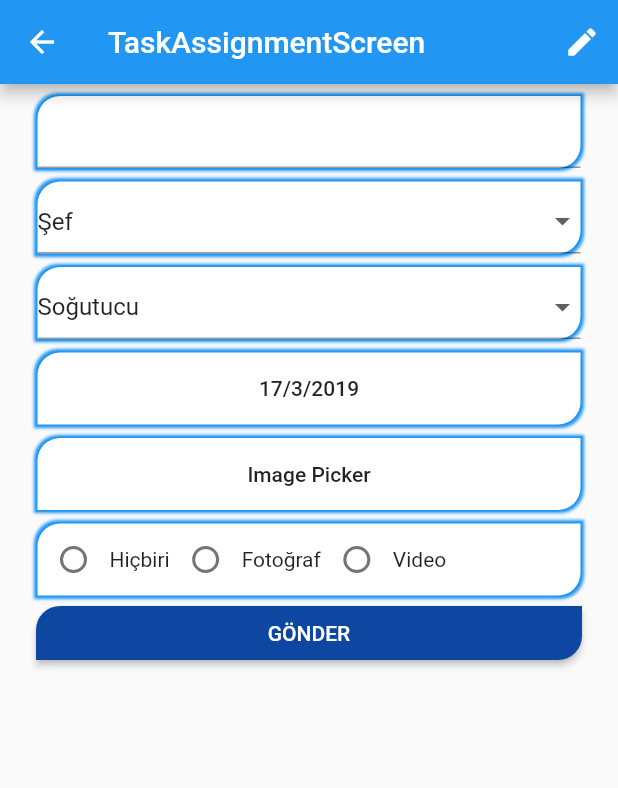
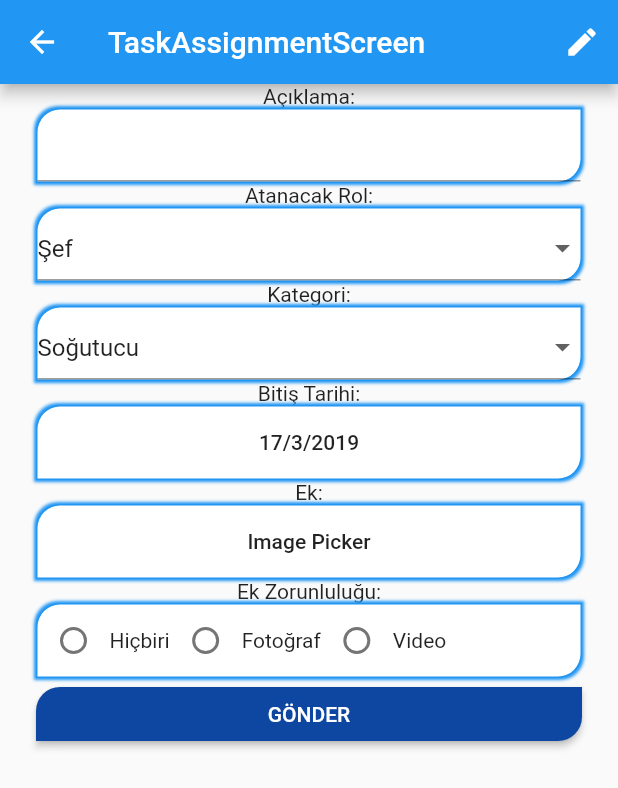
Before and after one commit to fiiraz/ProfeApp, a Flutter app: the TaskAssignmentScreen screen opened by its route, on a phone screen of 412 x 824 dp. Shown: the top 788 px of the screen. Run offline on Flutter 3.47's test engine with Material 2 defaults, Android fonts, the phone set to English and light mode, and no system bars; our stand-ins replace fancy_bottom_navigation, image_picker, wave.

Commit message:
minor changes

```diff
--- a/lib/screens/customer_operations_screen.dart
+++ b/lib/screens/customer_operations_screen.dart
@@ -9,8 +9,7 @@ class CustomerOperationsScreen extends StatefulWidget {
 class _CustomerOperationsScreenState extends State<CustomerOperationsScreen> {
   @override
   Widget build(BuildContext context) {
-    return
-        Expanded(
+    return Expanded(
       child: buildPhoneList(),
     );
   }
@@ -19,8 +18,7 @@ class _CustomerOperationsScreenState extends State<CustomerOperationsScreen> {
     return ListView.builder(
         itemCount: 5,
         itemBuilder: (context, index) {
-          return
-            Container(
+          return Container(
             margin: EdgeInsets.all(5.0),
             decoration: BoxDecoration(
               color: Colors.blue[100],
@@ -30,30 +28,25 @@ class _CustomerOperationsScreenState extends State<CustomerOperationsScreen> {
                   color: Colors.black,
                   blurRadius: 1.0, // has the effect of softening the shadow
                   spreadRadius: 1.0, // has the effect of extending the shadow
-
                 )
               ],
               borderRadius: BorderRadius.only(
                   topLeft: Radius.circular(16.0),
-                      bottomRight: Radius.circular( 16.0)
+                  bottomRight: Radius.circular(16.0)),
             ),
-              ),
-              child:
-            ListTile(
+            child: ListTile(
               title: Text("Deneme"),
               subtitle: Text("Görev Türü: Stand"),
-            trailing:
-            Container(
+              trailing: Container(
                 decoration: BoxDecoration(
                   border: Border(
                       left: BorderSide(
                     color: Colors.black,
                     width: 0.8,
-                    )
+                  )),
                 ),
-              ),
-              child:
-              Padding(padding: EdgeInsets.fromLTRB(4.0, 0, 0, 0),
+                child: Padding(
+                  padding: EdgeInsets.fromLTRB(4.0, 0, 0, 0),
                   child: Column(
                     children: <Widget>[
                       Icon(Icons.timer),
@@ -61,9 +54,9 @@ class _CustomerOperationsScreenState extends State<CustomerOperationsScreen> {
                     ],
                   ),
                 ),
-
               ),
-          ),);
+            ),
+          );
         });
   }
 }
--- a/lib/screens/task_assignment.dart
+++ b/lib/screens/task_assignment.dart
@@ -72,8 +72,9 @@ class _TaskAssignmentScreenState extends State<TaskAssignmentScreen> {
         padding: EdgeInsets.symmetric(horizontal: 24.0),
         child: Column(
           children: <Widget>[
+            Text("Açıklama:"),
             Container(
-              margin: EdgeInsets.fromLTRB(0, 7, 0, 0),
+              margin: EdgeInsets.fromLTRB(0, 0, 0, 0),
               decoration: BoxDecoration(
                 color: Colors.white,
                 border: new Border.all(width: 1.0, color: Colors.blue),
@@ -92,8 +93,9 @@ class _TaskAssignmentScreenState extends State<TaskAssignmentScreen> {
                 decoration: InputDecoration(),
               ),
             ),
+            Text("Atanacak Rol:"),
             Container(
-              margin: EdgeInsets.fromLTRB(0, 7, 0, 0),
+              margin: EdgeInsets.fromLTRB(0, 0, 0, 0),
               decoration: BoxDecoration(
                 color: Colors.white,
                 border: new Border.all(width: 1.0, color: Colors.blue),
@@ -138,8 +140,9 @@ class _TaskAssignmentScreenState extends State<TaskAssignmentScreen> {
                 },
               ),
             ),
+            Text("Kategori:"),
             Container(
-              margin: EdgeInsets.fromLTRB(0, 7, 0, 0),
+              margin: EdgeInsets.fromLTRB(0, 0, 0, 0),
               decoration: BoxDecoration(
                 color: Colors.white,
                 border: new Border.all(width: 1.0, color: Colors.blue),
@@ -184,9 +187,10 @@ class _TaskAssignmentScreenState extends State<TaskAssignmentScreen> {
                 },
               ),
             ),
+            Text("Bitiş Tarihi:"),
             Container(
               width: double.infinity,
-              margin: EdgeInsets.fromLTRB(0, 7, 0, 0),
+              margin: EdgeInsets.fromLTRB(0, 0, 0, 0),
               decoration: BoxDecoration(
                 color: Colors.white,
                 border: new Border.all(width: 1.0, color: Colors.blue),
@@ -219,9 +223,10 @@ class _TaskAssignmentScreenState extends State<TaskAssignmentScreen> {
                 ),
               ),
             ),
+            Text("Ek:"),
             Container(
               width: double.infinity,
-              margin: EdgeInsets.fromLTRB(0, 7, 0, 0),
+              margin: EdgeInsets.fromLTRB(0, 0, 0, 0),
               decoration: BoxDecoration(
                 color: Colors.white,
                 border: new Border.all(width: 1.0, color: Colors.blue),
@@ -250,9 +255,10 @@ class _TaskAssignmentScreenState extends State<TaskAssignmentScreen> {
                 ),
               ),
             ),
+            Text("Ek Zorunluluğu:"),
             Container(
               width: double.infinity,
-              margin: EdgeInsets.fromLTRB(0, 7, 0, 0),
+              margin: EdgeInsets.fromLTRB(0, 0, 0, 0),
               decoration: BoxDecoration(
                 color: Colors.white,
                 border: new Border.all(width: 1.0, color: Colors.blue),
```
Also changed, not shown: lib/screens/home_screen.dart (indentation only). Lines whose indentation alone changed are shown as unchanged.
